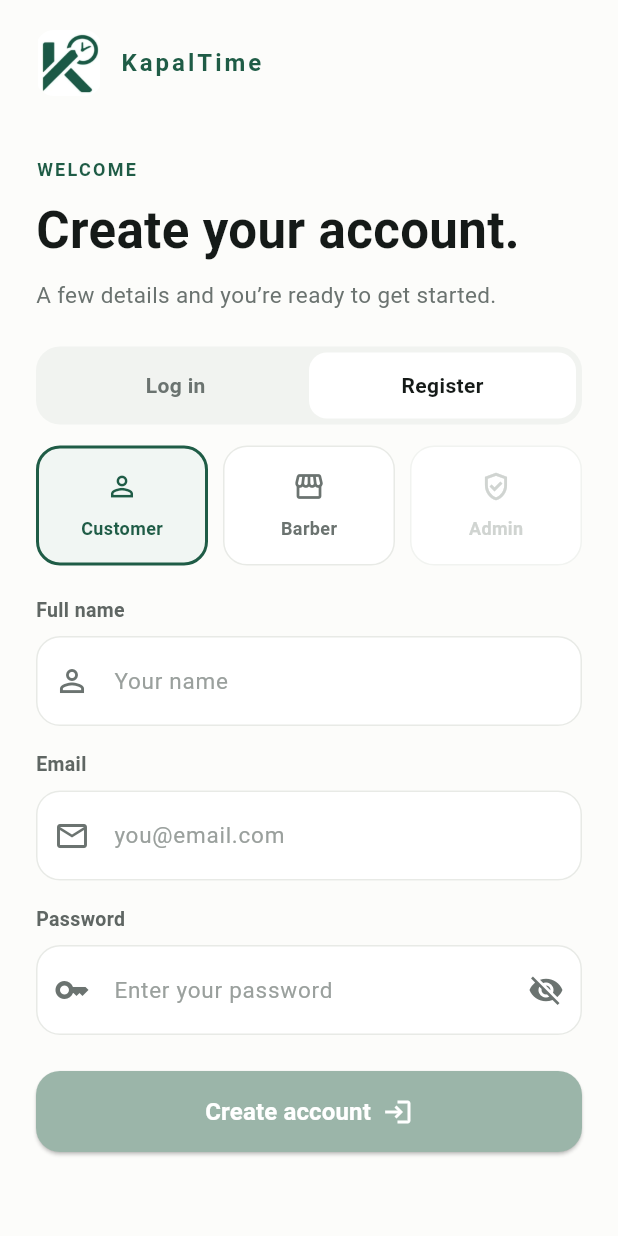
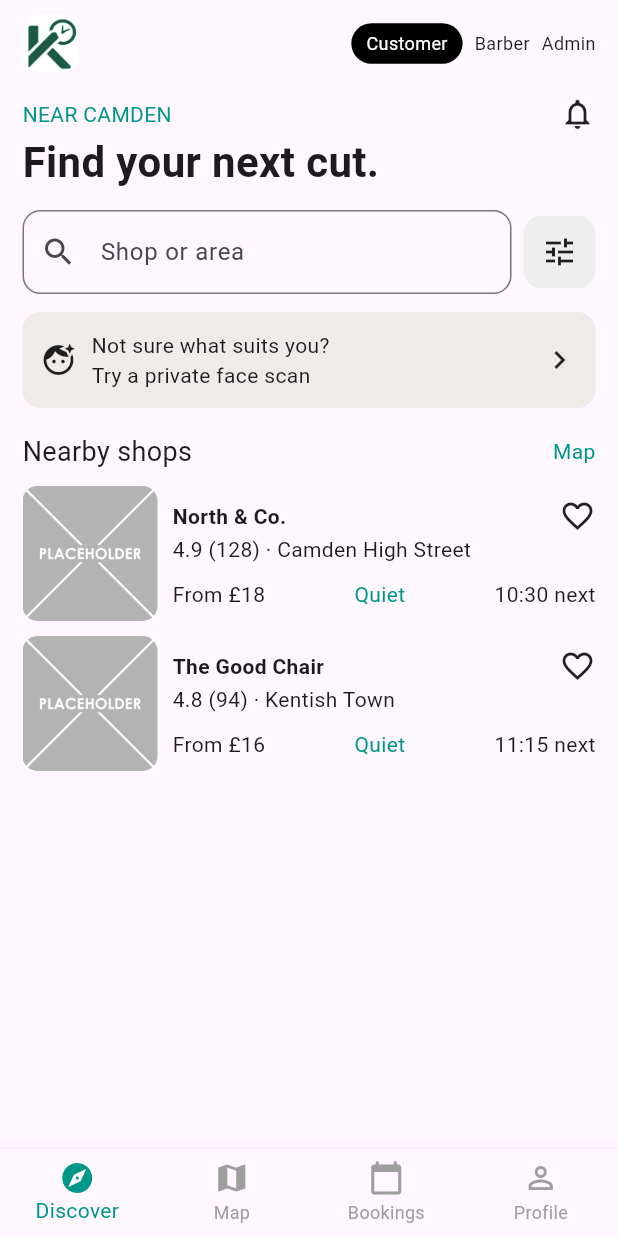
Before and after one commit to Anishkarki10/haircut-appointment-system-, a Flutter app: the screen it shows after launch, on a phone screen of 412 x 824 dp. Run offline on Flutter 3.47's test engine with Material 3 defaults, Android fonts, the phone set to English and light mode, and no system bars; Roboto replaces fonts that are missing (Times New Roman).

Commit message:
customer discover page ui

```diff
--- /dev/null
+++ b/lib/customer_discover.dart
@@ -0,0 +1,228 @@
+import 'package:flutter/material.dart';
+
+class CustomerDiscoverScreen extends StatefulWidget {
+  const CustomerDiscoverScreen({super.key});
+
+  @override
+  State<CustomerDiscoverScreen> createState() => _CustomerDiscoverScreenState();
+}
+
+class _CustomerDiscoverScreenState extends State<CustomerDiscoverScreen> {
+  int selectedIndex = 0;
+  PageController controller = PageController();
+  Color green = Colors.teal;
+
+  @override
+  Widget build(BuildContext context) {
+    return Scaffold(
+      bottomNavigationBar: BottomNavigationBar(
+        type: BottomNavigationBarType.fixed,
+        currentIndex: selectedIndex,
+        onTap: (index) {
+          setState(() {
+            selectedIndex = index;
+            controller.jumpToPage(index);
+          });
+        },
+        selectedItemColor: Colors.teal,
+        unselectedItemColor: Colors.grey,
+        showSelectedLabels: true,
+        showUnselectedLabels: true,
+        items: [
+          BottomNavigationBarItem(icon: Icon(Icons.explore), label: "Discover"),
+          BottomNavigationBarItem(icon: Icon(Icons.map), label: "Map"),
+          BottomNavigationBarItem(icon: Icon(Icons.calendar_today), label: "Bookings"),
+          BottomNavigationBarItem(icon: Icon(Icons.person_outline), label: "Profile"),
+        ],
+      ),
+      body: SafeArea(
+        child: PageView(
+          controller: controller,
+          scrollDirection: Axis.horizontal,
+          children: [
+            SingleChildScrollView(
+              child: Padding(
+                padding: const EdgeInsets.symmetric(horizontal: 15, vertical: 10),
+                child: Column(
+                  crossAxisAlignment: CrossAxisAlignment.start,
+                  children: [
+                    // logo and role switch
+                    Row(
+                      mainAxisAlignment: MainAxisAlignment.spaceBetween,
+                      children: [
+                        ClipRRect(
+                          borderRadius: BorderRadius.circular(12),
+                          child: Image.asset(
+                            "assets/images/logo.png",
+                            height: 38,
+                            width: 38,
+                            fit: BoxFit.contain,
+                          ),
+                        ),
+                        Row(
+                          children: [
+                            Container(
+                              padding: EdgeInsets.symmetric(horizontal: 10, vertical: 5),
+                              decoration: BoxDecoration(
+                                color: Colors.black,
+                                borderRadius: BorderRadius.circular(20),
+                              ),
+                              child: Text(
+                                "Customer",
+                                style: TextStyle(color: Colors.white, fontSize: 12),
+                              ),
+                            ),
+                            SizedBox(width: 8),
+                            Text("Barber", style: TextStyle(fontSize: 12)),
+                            SizedBox(width: 8),
+                            Text("Admin", style: TextStyle(fontSize: 12)),
+                          ],
+                        ),
+                      ],
+                    ),
+                    SizedBox(height: 16),
+
+                    // location and bell icon
+                    Row(
+                      mainAxisAlignment: MainAxisAlignment.spaceBetween,
+                      children: [
+                        Text("NEAR CAMDEN", style: TextStyle(color: Colors.teal)),
+                        Icon(Icons.notifications_none),
+                      ],
+                    ),
+                    Text(
+                      "Find your next cut.",
+                      style: TextStyle(fontSize: 28, fontWeight: FontWeight.bold),
+                    ),
+                    SizedBox(height: 12),
+
+                    // search bar and filter icon
+                    Row(
+                      children: [
+                        Expanded(
+                          child: TextField(
+                            decoration: InputDecoration(
+                              hintText: "Shop or area",
+                              prefixIcon: Icon(Icons.search),
+                              border: OutlineInputBorder(
+                                borderRadius: BorderRadius.circular(12),
+                              ),
+                            ),
+                          ),
+                        ),
+                        SizedBox(width: 8),
+                        Container(
+                          padding: EdgeInsets.all(12),
+                          decoration: BoxDecoration(
+                            color: Colors.grey.shade200,
+                            borderRadius: BorderRadius.circular(12),
+                          ),
+                          child: Icon(Icons.tune),
+                        ),
+                      ],
+                    ),
+                    SizedBox(height: 12),
+
+                    // face scan box
+                    Container(
+                      padding: EdgeInsets.all(12),
+                      decoration: BoxDecoration(
+                        color: Colors.brown.shade50,
+                        borderRadius: BorderRadius.circular(12),
+                      ),
+                      child: Row(
+                        children: [
+                          Icon(Icons.face_retouching_natural),
+                          SizedBox(width: 10),
+                          Expanded(
+                            child: Column(
+                              crossAxisAlignment: CrossAxisAlignment.start,
+                              children: [
+                                Text("Not sure what suits you?"),
+                                Text("Try a private face scan"),
+                              ],
+                            ),
+                          ),
+                          Icon(Icons.chevron_right),
+                        ],
+                      ),
+                    ),
+                    SizedBox(height: 16),
+
+                    Row(
+                      mainAxisAlignment: MainAxisAlignment.spaceBetween,
+                      children: [
+                        Text("Nearby shops", style: TextStyle(fontSize: 18)),
+                        Text("Map", style: TextStyle(color: Colors.teal)),
+                      ],
+                    ),
+                    SizedBox(height: 10),
+
+                    // shop list
+                    shopItem(
+                      "assets/images/placeholder_temp.png",
+                      "North & Co.",
+                      "4.9 (128) · Camden High Street",
+                      "From £18",
+                      "10:30 next",
+                    ),
+                    shopItem(
+                      "assets/images/placeholder_temp.png",
+                      "The Good Chair",
+                      "4.8 (94) · Kentish Town",
+                      "From £16",
+                      "11:15 next",
+                    ),
+                  ],
+                ),
+              ),
+            ),
+            Center(child: Text("Map")),
+            Center(child: Text("Bookings")),
+            Center(child: Text("Profile")),
+          ],
+        ),
+      ),
+    );
+  }
+
+  // shop row helper
+  Widget shopItem(String img, String name, String info, String price, String time) {
+    return Padding(
+      padding: const EdgeInsets.only(bottom: 10),
+      child: Row(
+        children: [
+          ClipRRect(
+            borderRadius: BorderRadius.circular(10),
+            child: Image.asset(img, height: 90, width: 90, fit: BoxFit.cover),
+          ),
+          SizedBox(width: 10),
+          Expanded(
+            child: Column(
+              crossAxisAlignment: CrossAxisAlignment.start,
+              children: [
+                Row(
+                  mainAxisAlignment: MainAxisAlignment.spaceBetween,
+                  children: [
+                    Text(name, style: TextStyle(fontWeight: FontWeight.bold)),
+                    Icon(Icons.favorite_border),
+                  ],
+                ),
+                Text(info),
+                SizedBox(height: 10),
+                Row(
+                  mainAxisAlignment: MainAxisAlignment.spaceBetween,
+                  children: [
+                    Text(price),
+                    Text("Quiet", style: TextStyle(color: Colors.teal)),
+                    Text(time),
+                  ],
+                ),
+              ],
+            ),
+          ),
+        ],
+      ),
+    );
+  }
+}
--- a/lib/main.dart
+++ b/lib/main.dart
@@ -1,6 +1,7 @@
 import 'register_screen.dart';
 import 'login_screen.dart';
 import 'package:flutter/material.dart';
+import 'customer_discover.dart';
 
 void main() {
   runApp(const MyApp());
@@ -18,7 +19,7 @@ class MyApp extends StatelessWidget {
               backgroundColor: Colors.white
           )
       ),
-      home: RegisterScreen(),
+      home:   CustomerDiscoverScreen(),
     );
   }
 }
```
Also changed, not shown: assets/images/placeholder_temp.png (added), 1 other file.
